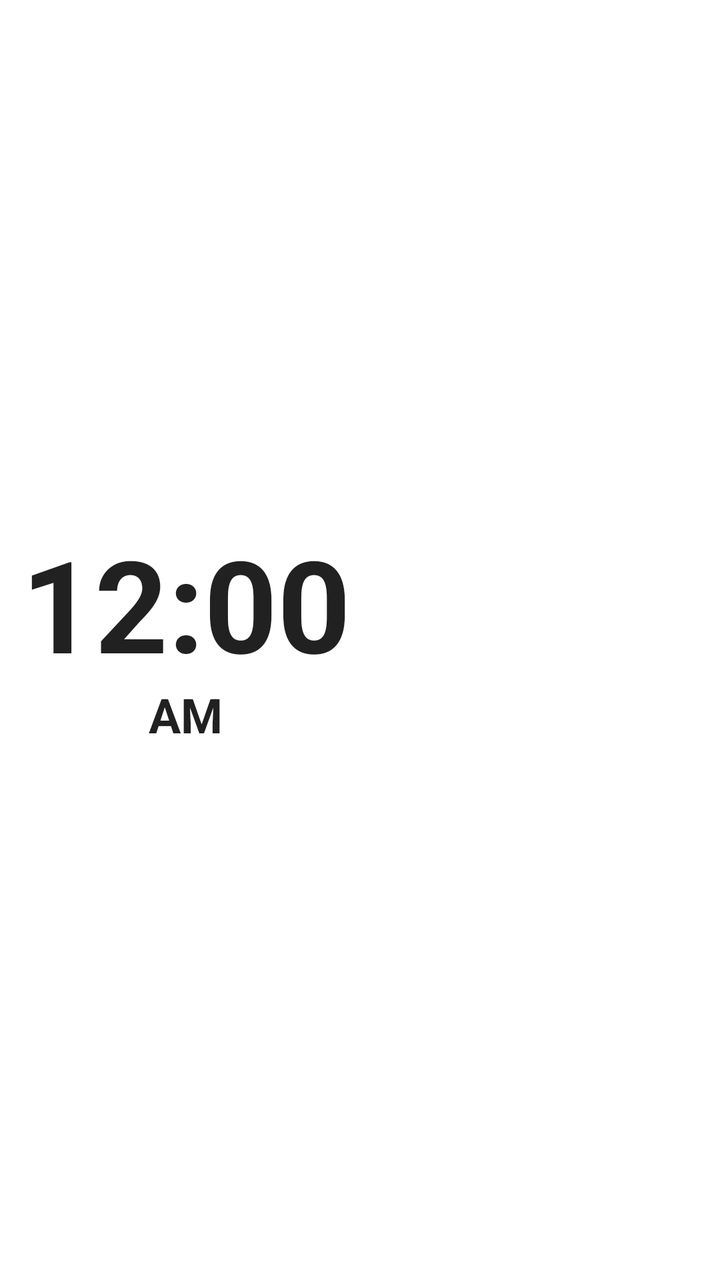
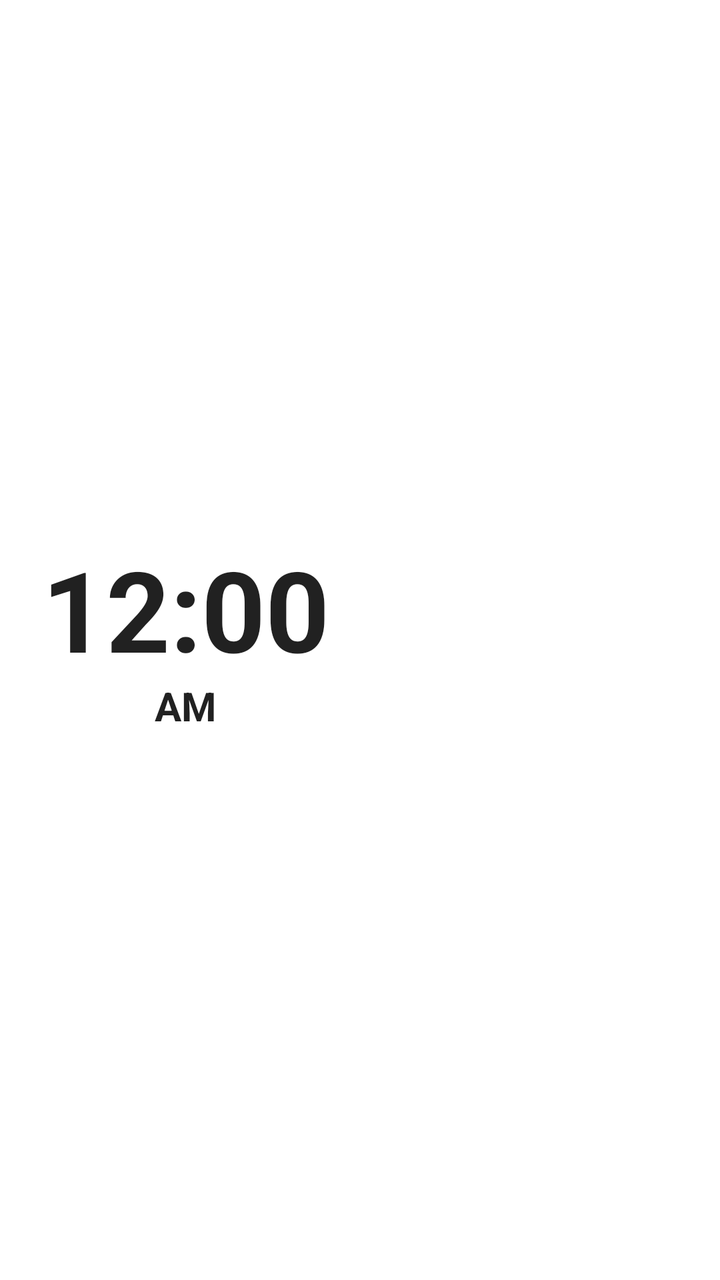

Before-and-after screenshots of an Android layout around one commit, followed by the original layout XML and the change that was made.
<!-- AndroidManifest.xml: application theme Theme.MaterialComponents.DayNight.NoActionBar -->
<!-- res/layout/widget_layout_4x2.xml -->
<?xml version="1.0" encoding="utf-8"?>
<FrameLayout xmlns:android="http://schemas.android.com/apk/res/android"
    xmlns:app="http://schemas.android.com/apk/res-auto"
    android:id="@+id/widget_root"
    android:layout_width="match_parent"
    android:layout_height="match_parent">

    
    <ImageView
        android:id="@+id/widget_bg_image"
        android:layout_width="match_parent"
        android:layout_height="match_parent"
        android:scaleType="fitXY"
        android:contentDescription="Widget Background" />

    
    <LinearLayout
        android:layout_width="match_parent"
        android:layout_height="match_parent"
        android:orientation="horizontal"
        android:gravity="center_vertical"
        android:padding="4dp"
        android:weightSum="2">

        
        <androidx.constraintlayout.widget.ConstraintLayout
            android:id="@+id/container_clock_2x2"
            android:layout_width="0dp"
            android:layout_height="match_parent"
            android:layout_weight="1"
            android:layout_margin="2dp">

            
            <ImageView
                android:id="@+id/iv_hybrid_dial_bg"
                android:layout_width="0dp"
                android:layout_height="0dp"
                app:layout_constraintDimensionRatio="1:1"
                app:layout_constraintTop_toTopOf="parent"
                app:layout_constraintBottom_toBottomOf="parent"
                app:layout_constraintStart_toStartOf="parent"
                app:layout_constraintEnd_toEndOf="parent"
                android:scaleType="fitCenter"
                android:visibility="gone"
                android:contentDescription="Analog Dial" />

            
 
            <AnalogClock
                android:id="@+id/analog_clock_view"
                android:layout_width="0dp"
                android:layout_height="0dp"
                app:layout_constraintDimensionRatio="1:1"
                app:layout_constraintTop_toTopOf="parent"
                app:layout_constraintBottom_toBottomOf="parent"
                app:layout_constraintStart_toStartOf="parent"
                app:layout_constraintEnd_toEndOf="parent"
                android:dial="@drawable/classic_clock_dial"
                android:hand_hour="@drawable/classic_clock_hour"
                android:hand_minute="@drawable/classic_clock_minute"
                android:visibility="gone" />
           
            
            <TextClock
                android:id="@+id/tc_hybrid_top_digital"
                android:layout_width="wrap_content"
                android:layout_height="wrap_content"
                app:layout_constraintTop_toTopOf="parent"
                app:layout_constraintStart_toStartOf="parent"
                app:layout_constraintEnd_toEndOf="parent"
                android:layout_marginTop="32dp"
                android:format12Hour="h:mm"
                android:format24Hour="HH:mm"
                android:textColor="#00F5D4"
                android:textSize="11sp"
                android:textStyle="bold"
                android:includeFontPadding="false"
                android:visibility="gone" />

            
            <ImageView
                android:id="@+id/iv_digital_clock_bg"
                android:layout_width="0dp"
                android:layout_height="0dp"
                app:layout_constraintTop_toTopOf="parent"
                app:layout_constraintBottom_toBottomOf="parent"
                app:layout_constraintStart_toStartOf="parent"
                app:layout_constraintEnd_toEndOf="parent"
                android:layout_margin="6dp"
                android:scaleType="fitXY"
                android:visibility="gone"
                android:contentDescription="Neon Digital Pill" />

            
            <LinearLayout
                android:id="@+id/container_digital_clock"
                android:layout_width="0dp"
                android:layout_height="0dp"
                app:layout_constraintTop_toTopOf="parent"
                app:layout_constraintBottom_toBottomOf="parent"
                app:layout_constraintStart_toStartOf="parent"
                app:layout_constraintEnd_toEndOf="parent"
                android:orientation="vertical"
                android:gravity="center"
                android:visibility="visible">

                
                <TextClock
                    android:id="@+id/tv_digital_clock"
                    android:layout_width="wrap_content"
                    android:layout_height="wrap_content"
                    android:format12Hour="h:mm"
                    android:format24Hour="HH:mm"
                    android:textSize="64sp"
                    android:textStyle="bold"
                    android:includeFontPadding="false" />

                
                <TextClock
                    android:id="@+id/tv_digital_clock_ampm"
                    android:layout_width="wrap_content"
                    android:layout_height="wrap_content"
                    android:layout_marginTop="2dp"
                    android:format12Hour="a"
                    android:format24Hour=""
                    android:textSize="24sp"
                    android:textStyle="bold"
                    android:includeFontPadding="false" />
            </LinearLayout>
        </androidx.constraintlayout.widget.ConstraintLayout>

        
        <LinearLayout
            android:id="@+id/container_elements_half"
            android:layout_width="0dp"
            android:layout_height="match_parent"
            android:layout_weight="1"
            android:orientation="vertical"
            android:gravity="center_vertical"
            android:paddingHorizontal="4dp"
            android:weightSum="5">

            
            <LinearLayout
                android:layout_width="match_parent"
                android:layout_height="0dp"
                android:layout_weight="1"
                android:orientation="horizontal"
                android:gravity="center_vertical">

                <TextView
                    android:id="@+id/tv_widget_greg_date"
                    android:layout_width="wrap_content"
                    android:layout_height="wrap_content"
                    android:textSize="14sp"
                    android:textStyle="bold"
                    android:maxLines="1"
                    android:includeFontPadding="false" />

                <TextView
                    android:id="@+id/tv_widget_weekday"
                    android:layout_width="wrap_content"
                    android:layout_height="wrap_content"
                    android:layout_marginStart="6dp"
                    android:textSize="14sp"
                    android:textStyle="bold"
                    android:maxLines="1"
                    android:includeFontPadding="false" />
            </LinearLayout>

            
            <LinearLayout
                android:layout_width="match_parent"
                android:layout_height="0dp"
                android:layout_weight="1"
                android:orientation="horizontal"
                android:gravity="center_vertical">

                <TextView
                    android:id="@+id/tv_widget_tamil_date"
                    android:layout_width="wrap_content"
                    android:layout_height="wrap_content"
                    android:textSize="14sp"
                    android:textStyle="bold"
                    android:maxLines="1"
                    android:includeFontPadding="false" />
            </LinearLayout>

            
            <LinearLayout
                android:layout_width="match_parent"
                android:layout_height="0dp"
                android:layout_weight="1"
                android:orientation="horizontal"
                android:gravity="center_vertical">

                <TextView
                    android:id="@+id/tv_widget_elem1_label"
                    android:layout_width="wrap_content"
                    android:layout_height="wrap_content"
                    android:textSize="12sp"
                    android:textStyle="normal"
                    android:maxLines="1"
                    android:includeFontPadding="false" />

                <TextView
                    android:id="@+id/tv_widget_elem1_val"
                    android:layout_width="wrap_content"
                    android:layout_height="wrap_content"
                    android:layout_marginStart="4dp"
                    android:textSize="12sp"
                    android:textStyle="normal"
                    android:maxLines="1"
                    android:includeFontPadding="false" />
            </LinearLayout>

            
            <LinearLayout
                android:layout_width="match_parent"
                android:layout_height="0dp"
                android:layout_weight="1"
                android:orientation="horizontal"
                android:gravity="center_vertical">

                <TextView
                    android:id="@+id/tv_widget_elem2_label"
                    android:layout_width="wrap_content"
                    android:layout_height="wrap_content"
                    android:textSize="12sp"
                    android:textStyle="normal"
                    android:maxLines="1"
                    android:includeFontPadding="false" />

                <TextView
                    android:id="@+id/tv_widget_elem2_val"
                    android:layout_width="wrap_content"
                    android:layout_height="wrap_content"
                    android:layout_marginStart="4dp"
                    android:textSize="12sp"
                    android:textStyle="normal"
                    android:maxLines="1"
                    android:includeFontPadding="false" />
            </LinearLayout>

            
            <LinearLayout
                android:layout_width="match_parent"
                android:layout_height="0dp"
                android:layout_weight="1"
                android:orientation="horizontal"
                android:gravity="center_vertical">

                <TextView
                    android:id="@+id/tv_widget_elem3_label"
                    android:layout_width="wrap_content"
                    android:layout_height="wrap_content"
                    android:textSize="12sp"
                    android:textStyle="normal"
                    android:maxLines="1"
                    android:includeFontPadding="false" />

                <TextView
                    android:id="@+id/tv_widget_elem3_val"
                    android:layout_width="wrap_content"
                    android:layout_height="wrap_content"
                    android:layout_marginStart="4dp"
                    android:textSize="12sp"
                    android:textStyle="normal"
                    android:maxLines="1"
                    android:includeFontPadding="false" />
            </LinearLayout>

        </LinearLayout>

    </LinearLayout>

</FrameLayout>
<!-- resources referenced by this layout -->
<resources>
  <!-- drawable classic_clock_dial: vector/xml drawable (drawable, 3664 chars, omitted) -->
  <!-- drawable classic_clock_hour (drawable) -->
  <?xml version="1.0" encoding="utf-8"?>
  <vector xmlns:android="http://schemas.android.com/apk/res/android"
      android:width="200dp"
      android:height="200dp"
      android:viewportWidth="200"
      android:viewportHeight="200">
  
      
      <path
          android:fillColor="#EBEBEB"
          android:pathData="M 100,48 L 94.5,96 L 100,108 Z" />
  
      
      <path
          android:fillColor="#B8B8B8"
          android:pathData="M 100,48 L 105.5,96 L 100,108 Z" />
  
      
      <path
          android:fillColor="#D8D8D8"
          android:strokeColor="#7A7A7A"
          android:strokeWidth="0.8"
          android:pathData="M 100,100 m -4,0 a 4,4 0 1,0 8,0 a 4,4 0 1,0 -8,0" />
      <path
          android:fillColor="#444444"
          android:pathData="M 100,100 m -1.5,0 a 1.5,1.5 0 1,0 3,0 a 1.5,1.5 0 1,0 -3,0" />
  </vector>
  <!-- drawable classic_clock_minute (drawable) -->
  <?xml version="1.0" encoding="utf-8"?>
  <vector xmlns:android="http://schemas.android.com/apk/res/android"
      android:width="200dp"
      android:height="200dp"
      android:viewportWidth="200"
      android:viewportHeight="200">
  
      
      <path
          android:fillColor="#FFFFFF"
          android:pathData="M 100,28 L 95.5,96 L 100,112 Z" />
  
      
      <path
          android:fillColor="#CCCCCC"
          android:pathData="M 100,28 L 104.5,96 L 100,112 Z" />
  
      
      <path
          android:fillColor="#ECECEC"
          android:strokeColor="#8E8E8E"
          android:strokeWidth="0.8"
          android:pathData="M 100,100 m -4.5,0 a 4.5,4.5 0 1,0 9,0 a 4.5,4.5 0 1,0 -9,0" />
      <path
          android:fillColor="#222222"
          android:pathData="M 100,100 m -1.5,0 a 1.5,1.5 0 1,0 3,0 a 1.5,1.5 0 1,0 -3,0" />
  </vector>
</resources>

<!-- the commit's change to res/layout/widget_layout_4x2.xml (unified diff, before → after) -->
@@ -1,6 +1,5 @@
 <?xml version="1.0" encoding="utf-8"?>
 <FrameLayout xmlns:android="http://schemas.android.com/apk/res/android"
-    xmlns:app="http://schemas.android.com/apk/res-auto"
     android:id="@+id/widget_root"
     android:layout_width="match_parent"
     android:layout_height="match_parent">
@@ -23,52 +22,37 @@
         android:weightSum="2">
 
         
-        <androidx.constraintlayout.widget.ConstraintLayout
+        <FrameLayout
             android:id="@+id/container_clock_2x2"
             android:layout_width="0dp"
             android:layout_height="match_parent"
             android:layout_weight="1"
             android:layout_margin="2dp">
 
-            
             <ImageView
                 android:id="@+id/iv_hybrid_dial_bg"
-                android:layout_width="0dp"
-                android:layout_height="0dp"
-                app:layout_constraintDimensionRatio="1:1"
-                app:layout_constraintTop_toTopOf="parent"
-                app:layout_constraintBottom_toBottomOf="parent"
-                app:layout_constraintStart_toStartOf="parent"
-                app:layout_constraintEnd_toEndOf="parent"
+                android:layout_width="match_parent"
+                android:layout_height="match_parent"
                 android:scaleType="fitCenter"
                 android:visibility="gone"
                 android:contentDescription="Analog Dial" />
 
-            
- 
             <AnalogClock
                 android:id="@+id/analog_clock_view"
-                android:layout_width="0dp"
-                android:layout_height="0dp"
-                app:layout_constraintDimensionRatio="1:1"
-                app:layout_constraintTop_toTopOf="parent"
-                app:layout_constraintBottom_toBottomOf="parent"
-                app:layout_constraintStart_toStartOf="parent"
-                app:layout_constraintEnd_toEndOf="parent"
+                android:layout_width="match_parent"
+                android:layout_height="match_parent"
+                android:layout_gravity="center"
                 android:dial="@drawable/classic_clock_dial"
                 android:hand_hour="@drawable/classic_clock_hour"
                 android:hand_minute="@drawable/classic_clock_minute"
                 android:visibility="gone" />
-           
-            
+
             <TextClock
                 android:id="@+id/tc_hybrid_top_digital"
                 android:layout_width="wrap_content"
                 android:layout_height="wrap_content"
-                app:layout_constraintTop_toTopOf="parent"
-                app:layout_constraintStart_toStartOf="parent"
-                app:layout_constraintEnd_toEndOf="parent"
-                android:layout_marginTop="32dp"
+                android:layout_gravity="top|center_horizontal"
+                android:layout_marginTop="24dp"
                 android:format12Hour="h:mm"
                 android:format24Hour="HH:mm"
                 android:textColor="#00F5D4"
@@ -77,45 +61,33 @@
                 android:includeFontPadding="false"
                 android:visibility="gone" />
 
-            
             <ImageView
                 android:id="@+id/iv_digital_clock_bg"
-                android:layout_width="0dp"
-                android:layout_height="0dp"
-                app:layout_constraintTop_toTopOf="parent"
-                app:layout_constraintBottom_toBottomOf="parent"
-                app:layout_constraintStart_toStartOf="parent"
-                app:layout_constraintEnd_toEndOf="parent"
+                android:layout_width="match_parent"
+                android:layout_height="match_parent"
                 android:layout_margin="6dp"
                 android:scaleType="fitXY"
                 android:visibility="gone"
                 android:contentDescription="Neon Digital Pill" />
 
-            
             <LinearLayout
                 android:id="@+id/container_digital_clock"
-                android:layout_width="0dp"
-                android:layout_height="0dp"
-                app:layout_constraintTop_toTopOf="parent"
-                app:layout_constraintBottom_toBottomOf="parent"
-                app:layout_constraintStart_toStartOf="parent"
-                app:layout_constraintEnd_toEndOf="parent"
+                android:layout_width="match_parent"
+                android:layout_height="match_parent"
                 android:orientation="vertical"
                 android:gravity="center"
                 android:visibility="visible">
 
-                
                 <TextClock
                     android:id="@+id/tv_digital_clock"
                     android:layout_width="wrap_content"
                     android:layout_height="wrap_content"
                     android:format12Hour="h:mm"
                     android:format24Hour="HH:mm"
-                    android:textSize="64sp"
-                    android:textStyle="bold"
-                    android:includeFontPadding="false" />
-
-                
+                    android:textSize="56sp"
+                    android:textStyle="bold"
+                    android:includeFontPadding="false" />
+
                 <TextClock
                     android:id="@+id/tv_digital_clock_ampm"
                     android:layout_width="wrap_content"
@@ -123,11 +95,11 @@
                     android:layout_marginTop="2dp"
                     android:format12Hour="a"
                     android:format24Hour=""
-                    android:textSize="24sp"
-                    android:textStyle="bold"
-                    android:includeFontPadding="false" />
-            </LinearLayout>
-        </androidx.constraintlayout.widget.ConstraintLayout>
+                    android:textSize="20sp"
+                    android:textStyle="bold"
+                    android:includeFontPadding="false" />
+            </LinearLayout>
+        </FrameLayout>
 
         
         <LinearLayout
@@ -152,7 +124,7 @@
                     android:id="@+id/tv_widget_greg_date"
                     android:layout_width="wrap_content"
                     android:layout_height="wrap_content"
-                    android:textSize="14sp"
+                    android:textSize="13sp"
                     android:textStyle="bold"
                     android:maxLines="1"
                     android:includeFontPadding="false" />
@@ -162,7 +134,7 @@
                     android:layout_width="wrap_content"
                     android:layout_height="wrap_content"
                     android:layout_marginStart="6dp"
-                    android:textSize="14sp"
+                    android:textSize="13sp"
                     android:textStyle="bold"
                     android:maxLines="1"
                     android:includeFontPadding="false" />
@@ -180,7 +152,7 @@
                     android:id="@+id/tv_widget_tamil_date"
                     android:layout_width="wrap_content"
                     android:layout_height="wrap_content"
-                    android:textSize="14sp"
+                    android:textSize="13sp"
                     android:textStyle="bold"
                     android:maxLines="1"
                     android:includeFontPadding="false" />
